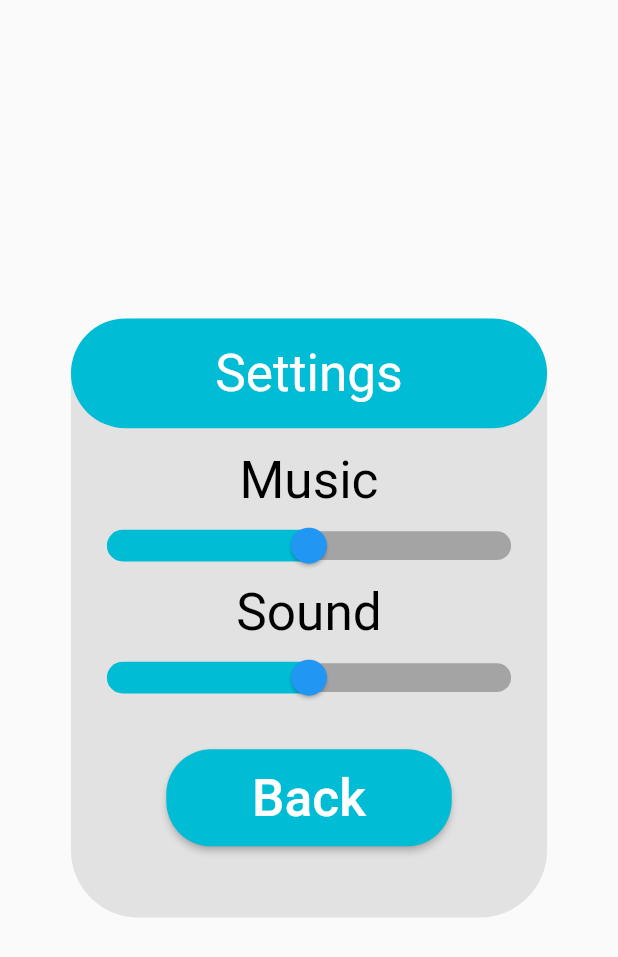
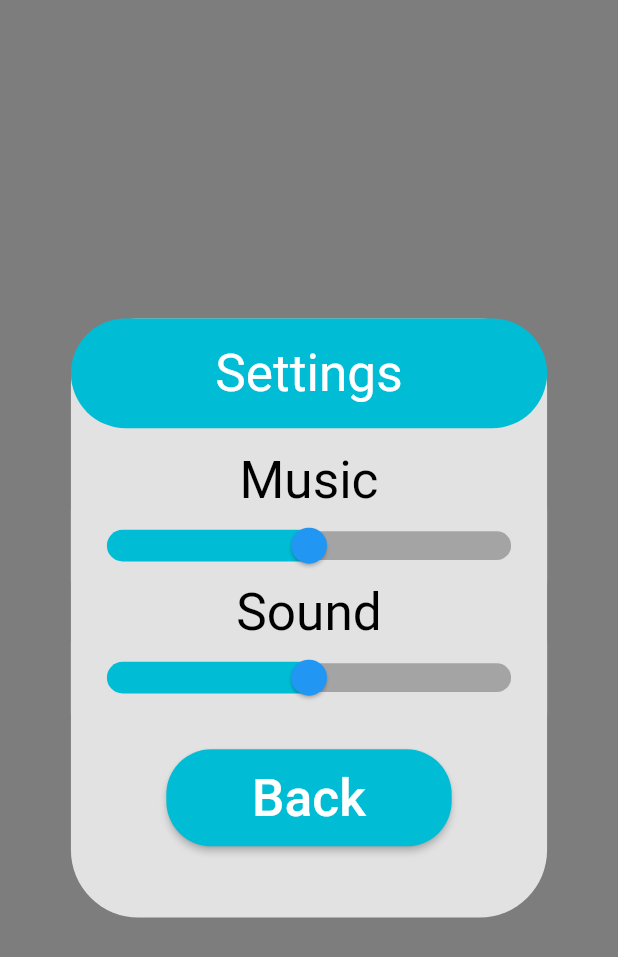
Before and after one commit to QuizlyTeam/quizlyApp, a Flutter app: the SettingsPage widget shown alone on an empty page, opened directly, on a phone screen of 412 x 824 dp. Shown: the top 957 px of the screen. Run offline on Flutter 3.47's test engine with Material 2 defaults, Android fonts, the phone set to English and light mode, and no system bars; our stand-ins replace auto_size_text, flutter_toggle_tab, get, socket_io_client; network calls fail; Roboto replaces fonts that are missing (Poppins).

Commit message:
Blur made darker

```diff
--- a/lib/pages/settings.dart
+++ b/lib/pages/settings.dart
@@ -18,6 +18,8 @@ class SettingsPage extends StatelessWidget {
       child: BackdropFilter(
         filter: ImageFilter.blur(sigmaX: 5.0, sigmaY: 5.0),
         key: const Key("Blur filter"),
+        child: Container(
+          color: Colors.black.withOpacity(0.5),
           child: Center(
               child: Container(
                   width: 317 * x,
@@ -115,6 +117,8 @@ class SettingsPage extends StatelessWidget {
                   ))),
         ),
 
+      ),
+
       //)
     );
   }
```
Lines whose indentation alone changed are shown as unchanged.
